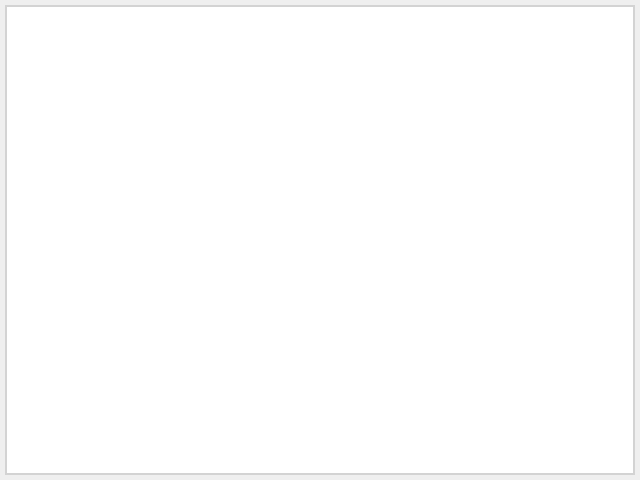
The window that LMS Qt Project/Moodle/testform.ui (Nakuehe/Group_4) describes before a commit, drawn with Qt 5.
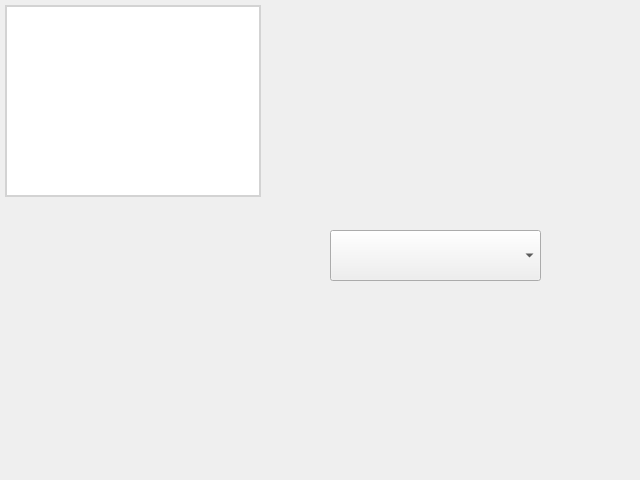
The same window after the commit.

Commit message: View list of semester in a schoolyear

The edit to the form file:
```diff
--- a/LMS Qt Project/Moodle/testform.ui
+++ b/LMS Qt Project/Moodle/testform.ui
@@ -13,24 +13,15 @@
   <property name="windowTitle">
    <string>Form</string>
   </property>
-  <layout class="QGridLayout" name="gridLayout">
-   <property name="leftMargin">
-    <number>5</number>
-   </property>
-   <property name="topMargin">
-    <number>5</number>
-   </property>
-   <property name="rightMargin">
-    <number>5</number>
-   </property>
-   <property name="bottomMargin">
-    <number>5</number>
-   </property>
-   <property name="spacing">
-    <number>5</number>
-   </property>
-   <item row="0" column="0">
     <widget class="QTableView" name="test_view_table">
+   <property name="geometry">
+    <rect>
+     <x>5</x>
+     <y>5</y>
+     <width>256</width>
+     <height>192</height>
+    </rect>
+   </property>
      <property name="minimumSize">
       <size>
        <width>0</width>
@@ -70,8 +61,16 @@
 </string>
      </property>
     </widget>
-   </item>
-  </layout>
+  <widget class="QComboBox" name="student_list_box">
+   <property name="geometry">
+    <rect>
+     <x>330</x>
+     <y>230</y>
+     <width>211</width>
+     <height>51</height>
+    </rect>
+   </property>
+  </widget>
  </widget>
  <resources/>
  <connections/>
```
Lines whose indentation alone changed are shown as unchanged. The commit also changes 23 other files.
